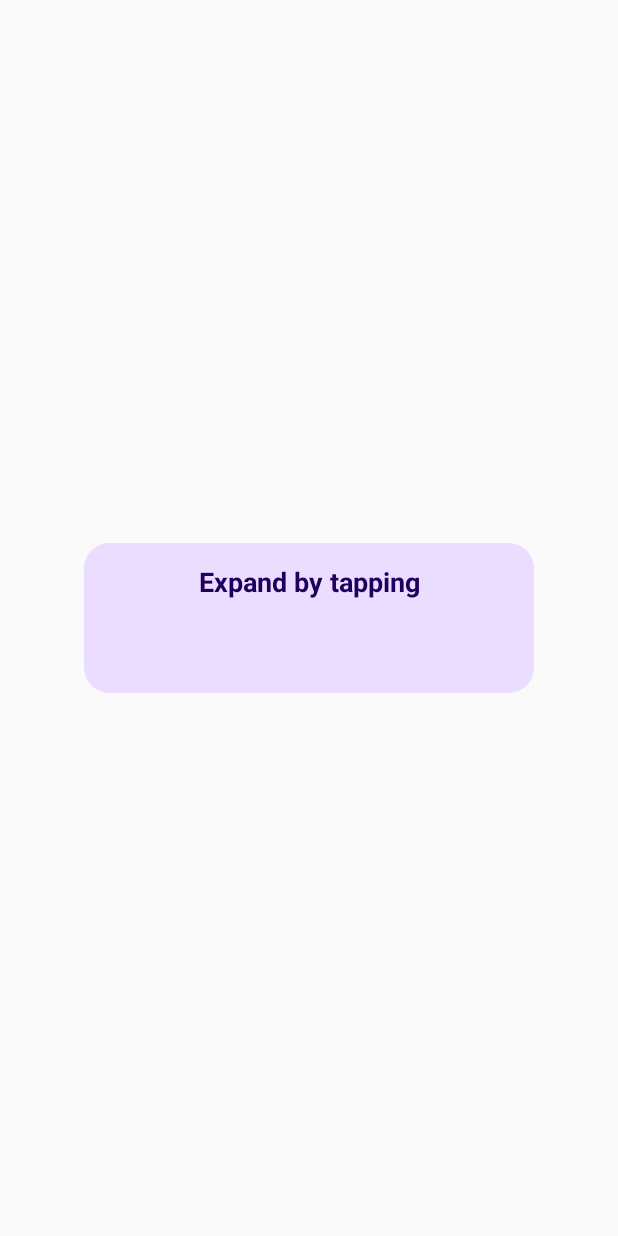
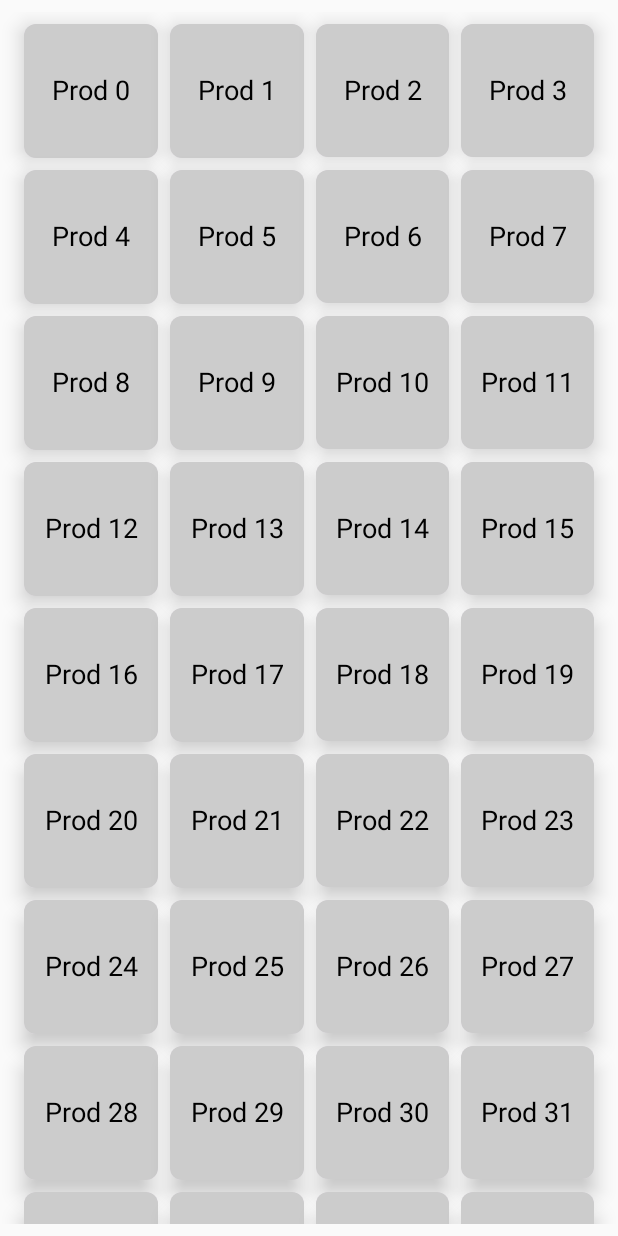
Before and after one commit to iRonSam007/ComposeTutoApp, an Android app built with Jetpack Compose: the screen it shows after launch (MainActivity), on a phone screen of 412 x 824 dp. Run offline under Robolectric (Android 15) with nearby library versions, the phone set to English and light mode, and no system bars; our stand-ins replace constraintlayout-compose; libraries missing offline, so code that uses them is left out: androidx.constraintlayout.compose, kotlin.random, kotlinx.coroutines, kotlinx.coroutines.delay, kotlinx.coroutines.isActive and 1 more; Roboto replaces fonts that are not available here.

Commit message:
feat: add LazyGrid

```diff
--- a/app/build.gradle.kts
+++ b/app/build.gradle.kts
@@ -61,6 +61,7 @@ dependencies {
     implementation(libs.androidx.material3)
     implementation(libs.androidx.constraintlayout)
     implementation(libs.androidx.constrainlayout.compose)
+    implementation(libs.androidx.navigation.compose)
 
     testImplementation(libs.junit)
     androidTestImplementation(libs.androidx.junit)
--- a/app/src/main/java/com/example/composetutoapp/MainActivity.kt
+++ b/app/src/main/java/com/example/composetutoapp/MainActivity.kt
@@ -1,13 +1,18 @@
 package com.example.composetutoapp
 
+import android.Manifest.permission.CAMERA
 import android.content.Context
 import android.os.Bundle
 import android.util.Log
 import android.widget.Toast
 import androidx.activity.ComponentActivity
+import androidx.activity.compose.rememberLauncherForActivityResult
 import androidx.activity.compose.setContent
 import androidx.activity.enableEdgeToEdge
+import androidx.activity.result.contract.ActivityResultContracts
 import androidx.compose.animation.AnimatedVisibility
+import androidx.compose.animation.core.Animatable
+import androidx.compose.animation.core.FastOutSlowInEasing
 import androidx.compose.animation.core.RepeatMode
 import androidx.compose.animation.core.Spring
 import androidx.compose.animation.core.animateDpAsState
@@ -27,8 +32,10 @@ import androidx.compose.foundation.clickable
 import androidx.compose.foundation.layout.Arrangement
 import androidx.compose.foundation.layout.Box
 import androidx.compose.foundation.layout.Column
+import androidx.compose.foundation.layout.PaddingValues
 import androidx.compose.foundation.layout.Row
 import androidx.compose.foundation.layout.Spacer
+import androidx.compose.foundation.layout.aspectRatio
 import androidx.compose.foundation.layout.fillMaxHeight
 import androidx.compose.foundation.layout.fillMaxSize
 import androidx.compose.foundation.layout.fillMaxWidth
@@ -36,35 +43,61 @@ import androidx.compose.foundation.layout.height
 import androidx.compose.foundation.layout.offset
 import androidx.compose.foundation.layout.padding
 import androidx.compose.foundation.layout.size
+import androidx.compose.foundation.layout.width
 import androidx.compose.foundation.lazy.LazyColumn
+import androidx.compose.foundation.lazy.grid.GridCells
+import androidx.compose.foundation.lazy.grid.LazyVerticalGrid
+import androidx.compose.foundation.lazy.grid.items
+import androidx.compose.foundation.lazy.grid.rememberLazyGridState
+import androidx.compose.foundation.lazy.items
 import androidx.compose.foundation.lazy.itemsIndexed
+import androidx.compose.foundation.lazy.rememberLazyListState
 import androidx.compose.foundation.shape.RoundedCornerShape
 import androidx.compose.foundation.text.BasicText
 import androidx.compose.foundation.text.BasicTextField
+import androidx.compose.foundation.text.ClickableText
 import androidx.compose.material.icons.Icons
 import androidx.compose.material.icons.filled.Add
+import androidx.compose.material.icons.filled.Check
+import androidx.compose.material.icons.filled.Clear
 import androidx.compose.material.icons.filled.Delete
 import androidx.compose.material.icons.filled.Done
+import androidx.compose.material.icons.filled.Home
+import androidx.compose.material.icons.filled.Menu
+import androidx.compose.material.icons.filled.Notifications
+import androidx.compose.material.icons.filled.Person
 import androidx.compose.material.icons.filled.Refresh
 import androidx.compose.material.icons.filled.ShoppingCart
 import androidx.compose.material.icons.filled.Star
+import androidx.compose.material3.Badge
+import androidx.compose.material3.BadgedBox
 import androidx.compose.material3.Button
 import androidx.compose.material3.Card
+import androidx.compose.material3.CardDefaults
+import androidx.compose.material3.Checkbox
 import androidx.compose.material3.CircularProgressIndicator
+import androidx.compose.material3.Divider
+import androidx.compose.material3.DrawerState
+import androidx.compose.material3.DrawerValue
 import androidx.compose.material3.ExperimentalMaterial3Api
 import androidx.compose.material3.FloatingActionButton
 import androidx.compose.material3.Icon
 import androidx.compose.material3.IconButton
 import androidx.compose.material3.MaterialTheme
+import androidx.compose.material3.ModalBottomSheet
+import androidx.compose.material3.ModalNavigationDrawer
+import androidx.compose.material3.NavigationBar
+import androidx.compose.material3.NavigationBarItem
 import androidx.compose.material3.ProgressIndicatorDefaults
 import androidx.compose.material3.Scaffold
 import androidx.compose.material3.SnackbarDuration
 import androidx.compose.material3.SnackbarHost
 import androidx.compose.material3.SnackbarHostState
 import androidx.compose.material3.Text
+import androidx.compose.material3.TextButton
 import androidx.compose.material3.TopAppBar
 import androidx.compose.material3.TopAppBarDefaults
-import androidx.compose.material3.contentColorFor
+import androidx.compose.material3.rememberModalBottomSheetState
 import androidx.compose.runtime.Composable
 import androidx.compose.runtime.DisposableEffect
 import androidx.compose.runtime.LaunchedEffect
@@ -78,15 +111,15 @@ import androidx.compose.runtime.rememberCoroutineScope
 import androidx.compose.runtime.setValue
 import androidx.compose.ui.Alignment
 import androidx.compose.ui.Modifier
-import androidx.compose.ui.focus.FocusRequester
-import androidx.compose.ui.focus.FocusRequester.Companion.createRefs
 import androidx.compose.ui.geometry.Offset
 import androidx.compose.ui.geometry.Size
 import androidx.compose.ui.graphics.Brush
 import androidx.compose.ui.graphics.Color
 import androidx.compose.ui.graphics.StrokeCap
 import androidx.compose.ui.graphics.drawscope.Stroke
+import androidx.compose.ui.graphics.graphicsLayer
 import androidx.compose.ui.graphics.painter.Painter
+import androidx.compose.ui.graphics.vector.ImageVector
 import androidx.compose.ui.layout.ContentScale
 import androidx.compose.ui.platform.LocalContext
 import androidx.compose.ui.res.painterResource
@@ -98,12 +131,9 @@ import androidx.compose.ui.text.font.FontWeight
 import androidx.compose.ui.text.style.TextAlign
 import androidx.compose.ui.text.style.TextDecoration
 import androidx.compose.ui.text.withStyle
-import androidx.compose.ui.tooling.preview.Preview
 import androidx.compose.ui.unit.dp
 import androidx.compose.ui.unit.sp
 import androidx.constraintlayout.compose.ConstraintLayout
-import androidx.constraintlayout.widget.ConstraintLayout
-import com.example.composetutoapp.ui.theme.ComposeTutoAppTheme
 import kotlinx.coroutines.CoroutineScope
 import kotlinx.coroutines.Job
 import kotlinx.coroutines.delay
@@ -128,11 +158,59 @@ class MainActivity : ComponentActivity() {
             //ConstraintLayoutCompose_2()
             //EffectHandlers()
             //Animated_CircularProgressBar()
-            //Animated_CircularProgressBarCanva()
-            Animated_ExpandedCard()
+            //Animated_CircularProgressBarCanvas()
+            //Animated_ExpandedCard()
+            LazyGridExample()
+
         }
     }
 }
+
+
+// Lazy Grid
+@Composable
+fun LazyGridExample() {
+    val items = List(100) { "Prod $it" }
+
+    LazyVerticalGrid(
+        columns = GridCells.Fixed(4),
+        modifier = Modifier.fillMaxSize().padding(8.dp),
+        state = rememberLazyGridState(),
+        contentPadding = PaddingValues(8.dp),
+        verticalArrangement = Arrangement.spacedBy(8.dp),
+        horizontalArrangement = Arrangement.spacedBy(8.dp)
+
+    ) {
+        items(items) { item ->
+            GridItem(item)
+        }
+    }
+}
+
+@Composable
+fun GridItem(text: String) {
+    Card(
+        shape = RoundedCornerShape(8.dp),
+        elevation = CardDefaults.cardElevation(8.dp),
+        modifier = Modifier
+            .fillMaxWidth()
+            .aspectRatio(1f) //Square shape
+    ) {
+        Box(
+            modifier = Modifier
+                .fillMaxSize()
+                .background(Color.LightGray),
+            contentAlignment = Alignment.Center
+        ) {
+            Text(
+                text = text,
+                fontSize = 18.sp,
+                color = Color.Black
+            )
+        }
+    }
+}
+
 
 //11.3 - Animation: State-driven, visibility, transition, infinite animation, Physics-based(Spring bounce)
 @Composable
@@ -235,11 +313,9 @@ fun Animated_ExpandedCard(){
     }
 }
 
-
-
 //11.2 - Animation CPB Using Canvas
 @Composable
-fun Animated_CircularProgressBarCanva(){
+fun Animated_CircularProgressBarCanvas(){
     // progress 0.0f to 1.0f
     var progress by remember { mutableStateOf(0.0f) }
 
@@ -428,7 +504,6 @@ fun TimerUpdate(tPointer: MutableState<Int>): Job{
     }
     return job
 }
-
 
 //10.1.3 - Effect Handlers: LaunchedEffect
 @Composable
--- a/gradle/libs.versions.toml
+++ b/gradle/libs.versions.toml
@@ -10,6 +10,7 @@ activityCompose = "1.9.2"
 composeBom = "2024.04.01"
 constraintlayout = "2.2.0"
 clCompose = "1.1.0"
+navigationCompose = "2.8.5"
 
 [libraries]
 androidx-core-ktx = { group = "androidx.core", name = "core-ktx", version.ref = "coreKtx" }
@@ -28,6 +29,7 @@ androidx-ui-test-junit4 = { group = "androidx.compose.ui", name = "ui-test-junit
 androidx-material3 = { group = "androidx.compose.material3", name = "material3" }
 androidx-constraintlayout = { group = "androidx.constraintlayout", name = "constraintlayout", version.ref = "constraintlayout" }
 androidx-constrainlayout-compose = {group = "androidx.constraintlayout", name = "constraintlayout-compose", version.ref = "clCompose"}
+androidx-navigation-compose = { group = "androidx.navigation", name = "navigation-compose", version.ref = "navigationCompose" }
 
 [plugins]
 android-application = { id = "com.android.application", version.ref = "agp" }
```
